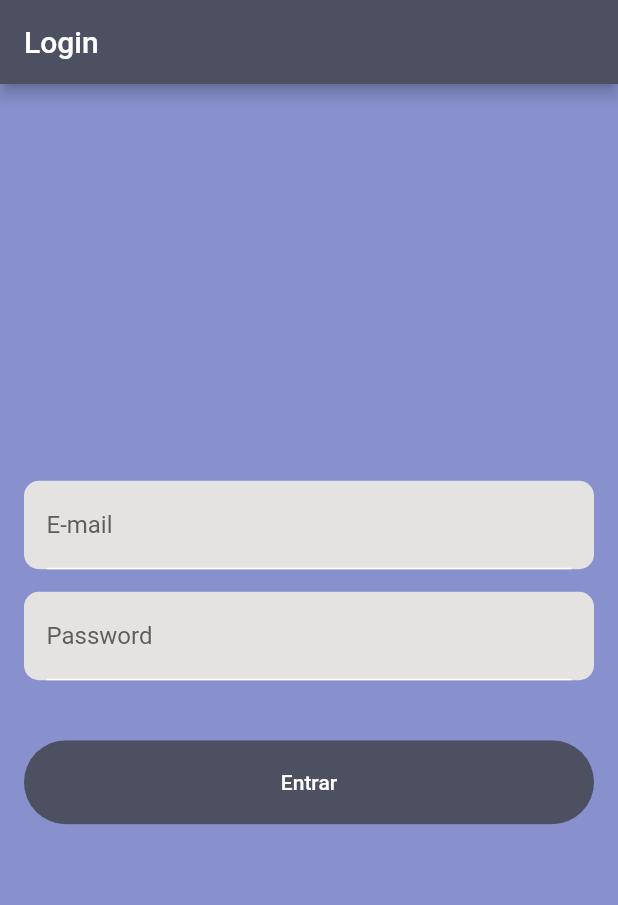
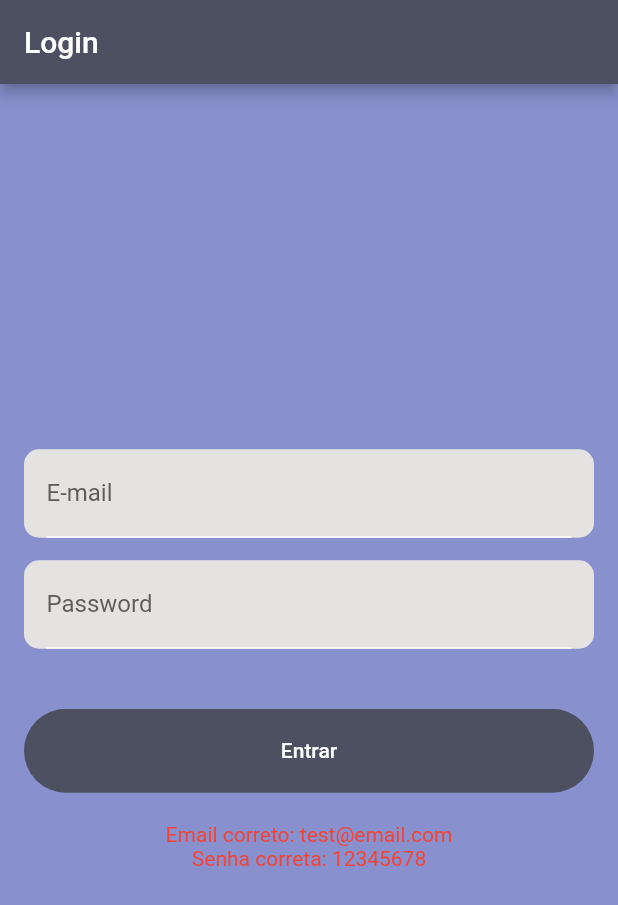
Before and after one commit to danielcbdev/test-selecti, a Flutter app: the screen it shows after launch, on a phone screen of 412 x 824 dp. Shown: the top 905 px of the screen. Run offline on Flutter 3.47's test engine with Material 2 defaults, Android fonts, the phone set to English and light mode, and no system bars; our stand-ins replace animated_text_kit.

Commit message:
tutorial and corrections

```diff
--- a/lib/view/login/login_page.dart
+++ b/lib/view/login/login_page.dart
@@ -86,7 +86,10 @@ class _LoginPageState extends State<LoginPage> {
                     }
                   }
                 },
-              )
+              ),
+              const SizedBox(height: 10,),
+              const Text("Email correto: test@email.com", style: TextStyle(color: Colors.red),),
+              const Text("Senha correta: 12345678", style: TextStyle(color: Colors.red),),
             ],
           ),
         )
```
Also changed, not shown: 1 other file.
